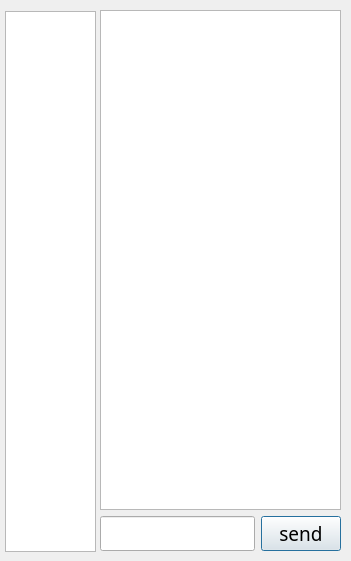
amiralipourbabaeii/ChatApp, file form/ChatApp.ui: the form before one commit.
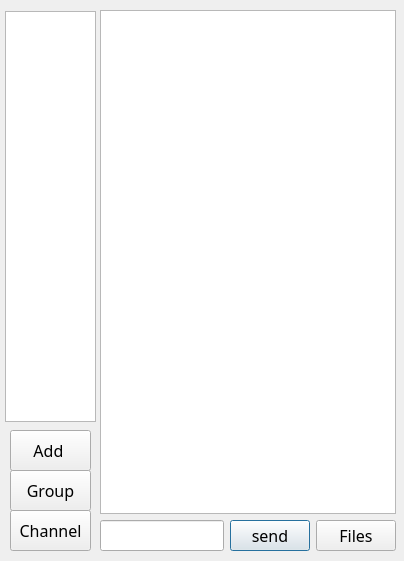
The form after the commit.

Diff of the .ui file:
```diff
--- a/form/ChatApp.ui
+++ b/form/ChatApp.ui
@@ -6,7 +6,7 @@
    <rect>
     <x>0</x>
     <y>0</y>
-    <width>351</width>
+    <width>404</width>
     <height>561</height>
    </rect>
   </property>
@@ -18,14 +18,14 @@
     <rect>
      <x>100</x>
      <y>10</y>
-     <width>241</width>
+     <width>296</width>
      <height>541</height>
     </rect>
    </property>
    <property name="font">
     <font>
      <family>IRANYekan</family>
-     <pointsize>14</pointsize>
+     <pointsize>12</pointsize>
     </font>
    </property>
    <layout class="QVBoxLayout" name="verticalLayout">
@@ -34,7 +34,7 @@
       <property name="font">
        <font>
         <family>IRANYekan</family>
-        <pointsize>14</pointsize>
+        <pointsize>12</pointsize>
        </font>
       </property>
      </widget>
@@ -46,7 +46,7 @@
         <property name="font">
          <font>
           <family>IRANYekan</family>
-          <pointsize>14</pointsize>
+          <pointsize>12</pointsize>
          </font>
         </property>
        </widget>
@@ -56,7 +56,7 @@
         <property name="font">
          <font>
           <family>IRANYekan</family>
-          <pointsize>14</pointsize>
+          <pointsize>12</pointsize>
          </font>
         </property>
         <property name="text">
@@ -64,6 +64,19 @@
         </property>
        </widget>
       </item>
+      <item>
+       <widget class="QPushButton" name="pushButton_2">
+        <property name="font">
+         <font>
+          <family>IRANYekan</family>
+          <pointsize>12</pointsize>
+         </font>
+        </property>
+        <property name="text">
+         <string>Files</string>
+        </property>
+       </widget>
+      </item>
      </layout>
     </item>
    </layout>
@@ -74,16 +87,73 @@
      <x>5</x>
      <y>11</y>
      <width>91</width>
-     <height>541</height>
+     <height>411</height>
     </rect>
    </property>
    <property name="font">
     <font>
      <family>IRANYekan</family>
-     <pointsize>14</pointsize>
+     <pointsize>12</pointsize>
     </font>
    </property>
   </widget>
+  <widget class="QPushButton" name="pushButton_3">
+   <property name="geometry">
+    <rect>
+     <x>10</x>
+     <y>430</y>
+     <width>81</width>
+     <height>41</height>
+    </rect>
+   </property>
+   <property name="font">
+    <font>
+     <family>IRANYekan</family>
+     <pointsize>12</pointsize>
+    </font>
+   </property>
+   <property name="text">
+    <string>Add </string>
+   </property>
+  </widget>
+  <widget class="QPushButton" name="pushButton_4">
+   <property name="geometry">
+    <rect>
+     <x>10</x>
+     <y>470</y>
+     <width>81</width>
+     <height>41</height>
+    </rect>
+   </property>
+   <property name="font">
+    <font>
+     <family>IRANYekan</family>
+     <pointsize>12</pointsize>
+    </font>
+   </property>
+   <property name="text">
+    <string>Group</string>
+   </property>
+  </widget>
+  <widget class="QPushButton" name="pushButton_5">
+   <property name="geometry">
+    <rect>
+     <x>10</x>
+     <y>510</y>
+     <width>81</width>
+     <height>41</height>
+    </rect>
+   </property>
+   <property name="font">
+    <font>
+     <family>IRANYekan</family>
+     <pointsize>12</pointsize>
+    </font>
+   </property>
+   <property name="text">
+    <string>Channel</string>
+   </property>
+  </widget>
  </widget>
  <resources/>
  <connections/>
```
Left out of the diff: 2 changed lines with no effect on the pictures.
